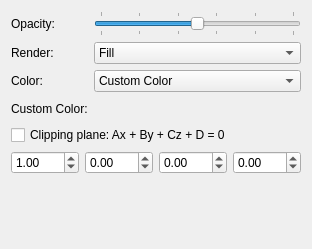
This is libavogadro/src/engines/surfacesettingswidget.ui in cryos/avogadro as Qt 5 draws it before an edit. The edited form follows.
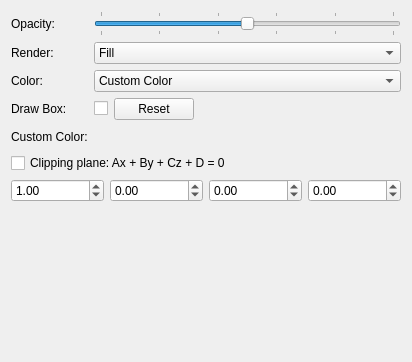
This is the edited form. Custom widgets are drawn as their Qt base class.

```diff
--- a/libavogadro/src/engines/surfacesettingswidget.ui
+++ b/libavogadro/src/engines/surfacesettingswidget.ui
@@ -5,11 +5,11 @@
    <rect>
     <x>0</x>
     <y>0</y>
-    <width>312</width>
-    <height>249</height>
+    <width>412</width>
+    <height>362</height>
    </rect>
   </property>
-  <layout class="QGridLayout" >
+  <layout class="QGridLayout" name="gridLayout" >
    <item row="0" column="0" >
     <widget class="QLabel" name="opacityLabel" >
      <property name="text" >
@@ -99,13 +99,51 @@
     </widget>
    </item>
    <item row="3" column="0" >
+    <widget class="QLabel" name="label" >
+     <property name="text" >
+      <string>Draw Box:</string>
+     </property>
+    </widget>
+   </item>
+   <item row="3" column="1" >
+    <layout class="QHBoxLayout" name="horizontalLayout" >
+     <item>
+      <widget class="QCheckBox" name="drawBoxCheck" >
+       <property name="text" >
+        <string/>
+       </property>
+      </widget>
+     </item>
+     <item>
+      <widget class="QPushButton" name="drawBoxResetButton" >
+       <property name="text" >
+        <string>Reset</string>
+       </property>
+      </widget>
+     </item>
+     <item>
+      <spacer name="horizontalSpacer" >
+       <property name="orientation" >
+        <enum>Qt::Horizontal</enum>
+       </property>
+       <property name="sizeHint" stdset="0" >
+        <size>
+         <width>40</width>
+         <height>20</height>
+        </size>
+       </property>
+      </spacer>
+     </item>
+    </layout>
+   </item>
+   <item row="4" column="0" >
     <widget class="QLabel" name="customColorLabel" >
      <property name="text" >
       <string>Custom Color:</string>
      </property>
     </widget>
    </item>
-   <item row="3" column="1" >
+   <item row="4" column="1" >
     <layout class="QHBoxLayout" >
      <item>
       <widget class="ColorButton" native="1" name="customColorButton" >
@@ -132,7 +170,14 @@
      </item>
     </layout>
    </item>
-   <item rowspan="2" row="5" column="0" colspan="2" >
+   <item row="5" column="0" colspan="2" >
+    <widget class="QCheckBox" name="clipCheckBox" >
+     <property name="text" >
+      <string>Clipping plane: Ax + By + Cz + D = 0</string>
+     </property>
+    </widget>
+   </item>
+   <item row="6" column="0" colspan="2" >
     <layout class="QHBoxLayout" >
      <item>
       <widget class="QDoubleSpinBox" name="ASpinBox" >
@@ -183,13 +228,6 @@
      </property>
     </spacer>
    </item>
-   <item row="4" column="0" colspan="2" >
-    <widget class="QCheckBox" name="clipCheckBox" >
-     <property name="text" >
-      <string>Clipping plane: Ax + By + Cz + D = 0</string>
-     </property>
-    </widget>
-   </item>
   </layout>
  </widget>
  <customwidgets>
```
Left out of the diff: 4 changed lines with no effect on the pictures.
